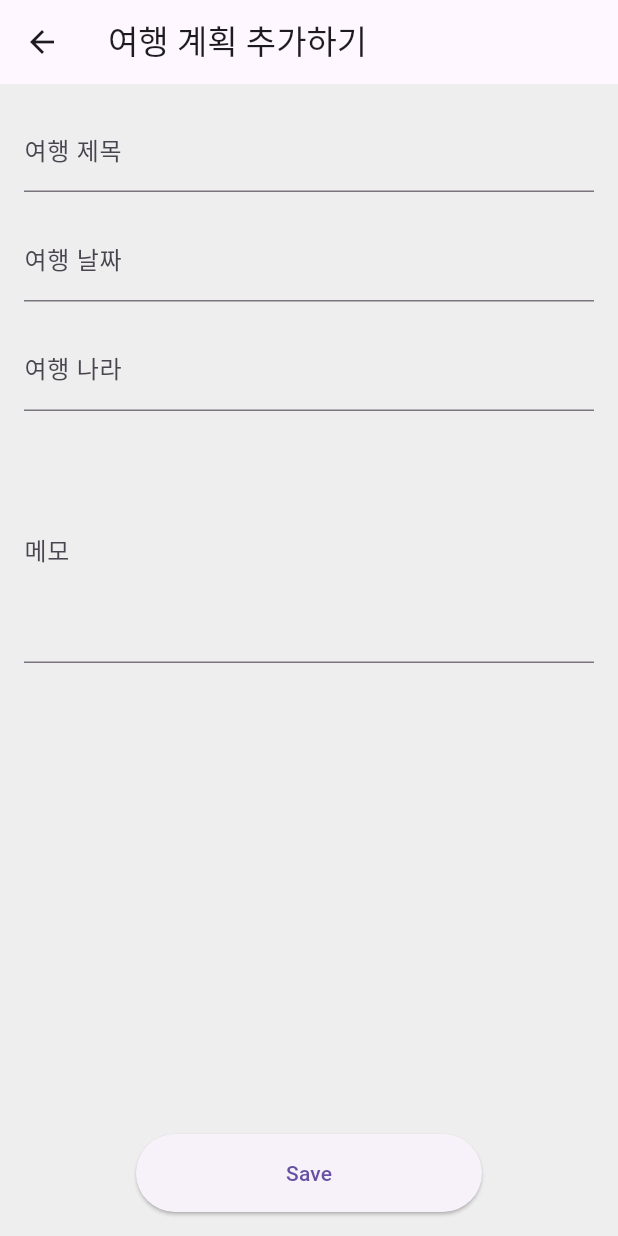
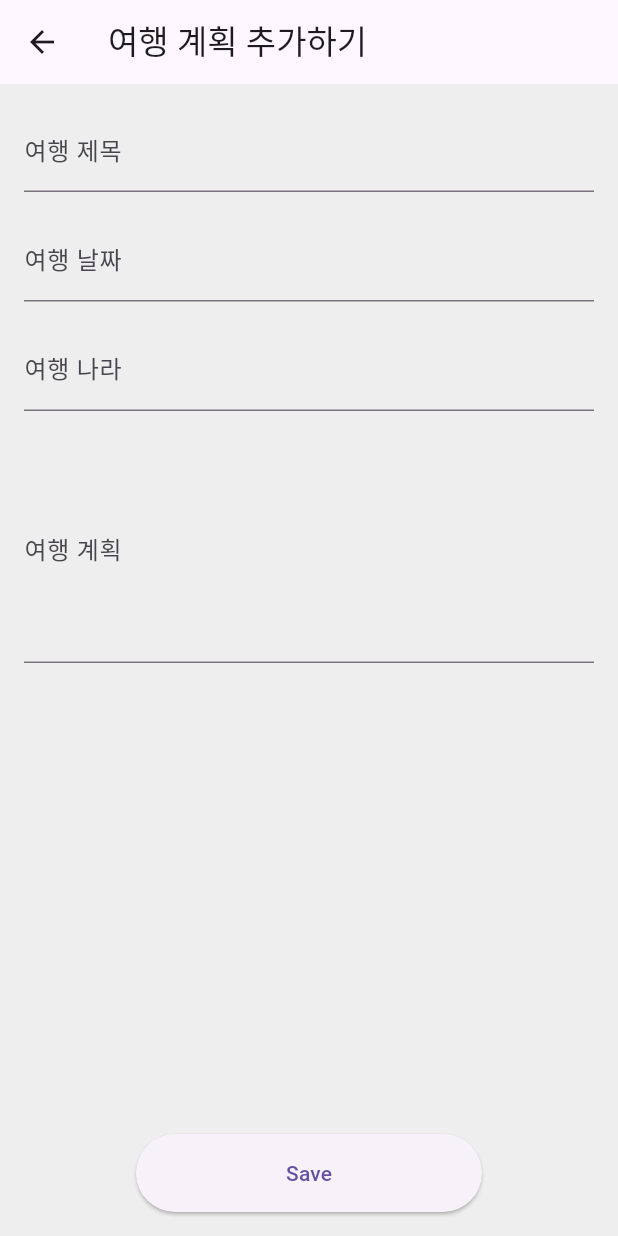
Before and after one commit to expr01/TravlePlanner, a Flutter app: the TravelPlanAddPage screen opened by its route, on a phone screen of 412 x 824 dp. Run offline on Flutter 3.47's test engine with Material 3 defaults, Android fonts, the phone set to English and light mode, and no system bars; our stand-ins replace shared_preferences, table_calendar; accounts and stored records are empty.

Commit message:
add 페이지 메모-> 여행 계획으로 수정

```diff
--- a/lib/travle_plan/pages/travel_plan_add_page.dart
+++ b/lib/travle_plan/pages/travel_plan_add_page.dart
@@ -192,7 +192,7 @@ class _TravelPlanAddPageState extends State<TravelPlanAddPage> {
             TextField(
               controller: _memoController,
               maxLines: 5,
-              decoration: const InputDecoration(labelText: '메모'),
+              decoration: const InputDecoration(labelText: '여행 계획'),
             ),
             const Spacer(),
             Center(
```
